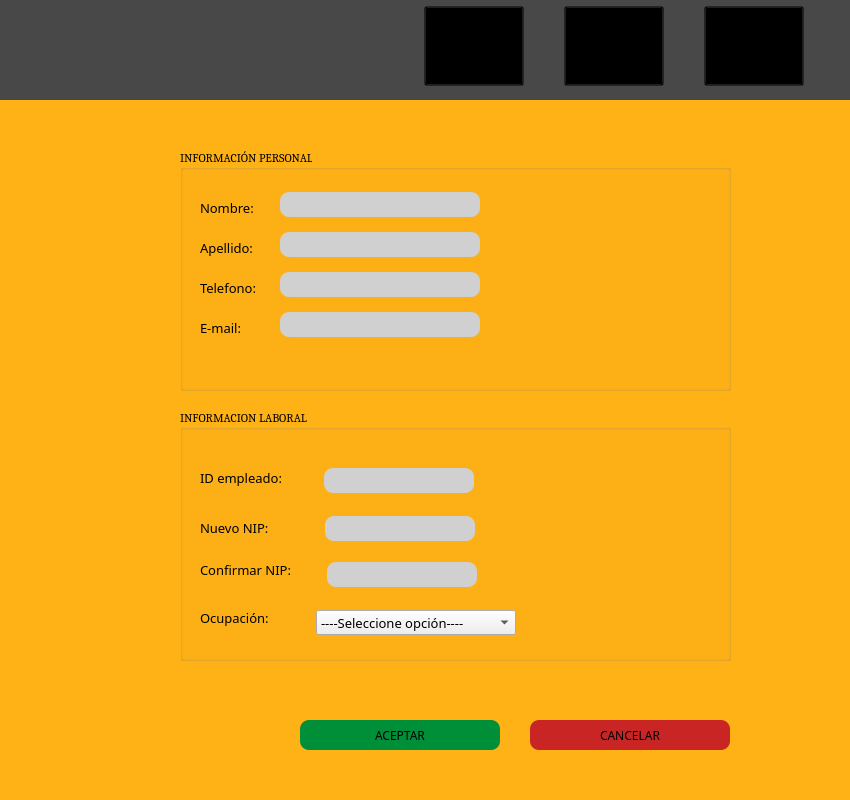
This is gerente_menu.ui in DanielPerMon/proyectoSaboreno as Qt 5 draws it before an edit. The edited form follows.
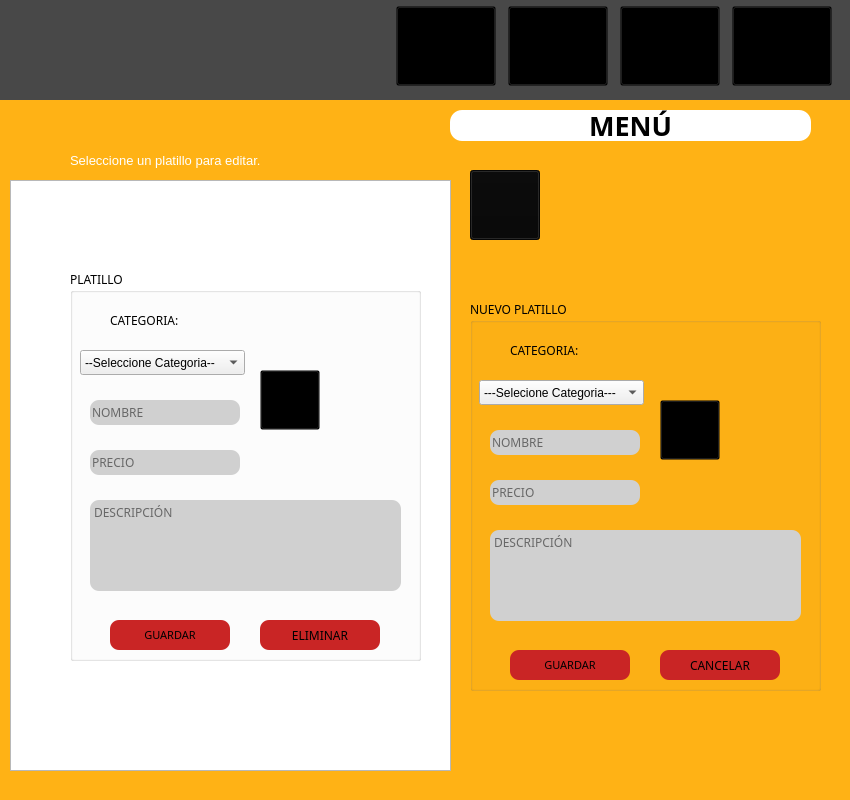
This is the edited form. The open tabs and pages were chosen to show the change. Icons and pictures are not drawn.

Commit message: Interfaces gerente y mesero

What changed in the file:
```diff
--- a/gerente_menu.ui
+++ b/gerente_menu.ui
@@ -26,6 +26,9 @@
      <height>701</height>
     </rect>
    </property>
+   <property name="styleSheet">
+    <string notr="true"/>
+   </property>
    <property name="currentIndex">
     <number>1</number>
    </property>
@@ -37,7 +40,7 @@
     <widget class="QPushButton" name="cancel_pushButton">
      <property name="geometry">
       <rect>
-       <x>530</x>
+       <x>470</x>
        <y>620</y>
        <width>200</width>
        <height>30</height>
@@ -73,7 +76,7 @@
      <property name="geometry">
       <rect>
        <x>180</x>
-       <y>310</y>
+       <y>350</y>
        <width>551</width>
        <height>251</height>
       </rect>
@@ -266,7 +269,7 @@
     <widget class="QPushButton" name="acept_pushButton">
      <property name="geometry">
       <rect>
-       <x>300</x>
+       <x>240</x>
        <y>620</y>
        <width>200</width>
        <height>30</height>
@@ -302,7 +305,7 @@
      <property name="geometry">
       <rect>
        <x>180</x>
-       <y>50</y>
+       <y>90</y>
        <width>551</width>
        <height>241</height>
       </rect>
@@ -944,6 +947,664 @@
       <string>Seleccione un empleado para editar.</string>
      </property>
     </widget>
+    <widget class="QLabel" name="label_21">
+     <property name="geometry">
+      <rect>
+       <x>450</x>
+       <y>20</y>
+       <width>361</width>
+       <height>31</height>
+      </rect>
+     </property>
+     <property name="font">
+      <font>
+       <family>Calisto MT</family>
+       <pointsize>20</pointsize>
+       <weight>75</weight>
+       <bold>true</bold>
+      </font>
+     </property>
+     <property name="styleSheet">
+      <string notr="true">background-color: rgb(255, 255, 255);
+border-radius: 12px;</string>
+     </property>
+     <property name="text">
+      <string>EMPLEADOS</string>
+     </property>
+     <property name="alignment">
+      <set>Qt::AlignCenter</set>
+     </property>
+    </widget>
+   </widget>
+   <widget class="QWidget" name="platillo">
+    <property name="styleSheet">
+     <string notr="true">#platillo{
+	background-color: rgb(255, 178, 21);}</string>
+    </property>
+    <widget class="QTableWidget" name="tableWidget">
+     <property name="geometry">
+      <rect>
+       <x>10</x>
+       <y>80</y>
+       <width>441</width>
+       <height>591</height>
+      </rect>
+     </property>
+    </widget>
+    <widget class="QGroupBox" name="Nuevo_Plato">
+     <property name="geometry">
+      <rect>
+       <x>470</x>
+       <y>200</y>
+       <width>351</width>
+       <height>391</height>
+      </rect>
+     </property>
+     <property name="font">
+      <font>
+       <family>Calisto MT</family>
+      </font>
+     </property>
+     <property name="title">
+      <string>NUEVO PLATILLO</string>
+     </property>
+     <widget class="QLabel" name="foto_label">
+      <property name="geometry">
+       <rect>
+        <x>190</x>
+        <y>10</y>
+        <width>150</width>
+        <height>150</height>
+       </rect>
+      </property>
+      <property name="text">
+       <string/>
+      </property>
+     </widget>
+     <widget class="QPushButton" name="nfoto_pushButton">
+      <property name="geometry">
+       <rect>
+        <x>190</x>
+        <y>100</y>
+        <width>60</width>
+        <height>60</height>
+       </rect>
+      </property>
+      <property name="styleSheet">
+       <string notr="true">background-color: transparent;</string>
+      </property>
+      <property name="text">
+       <string/>
+      </property>
+      <property name="icon">
+       <iconset resource="IMG/imags.qrc">
+        <normaloff>:/iconos/foto.png</normaloff>:/iconos/foto.png</iconset>
+      </property>
+      <property name="iconSize">
+       <size>
+        <width>50</width>
+        <height>50</height>
+       </size>
+      </property>
+     </widget>
+     <widget class="QLineEdit" name="nom_lineEdit">
+      <property name="geometry">
+       <rect>
+        <x>20</x>
+        <y>130</y>
+        <width>150</width>
+        <height>25</height>
+       </rect>
+      </property>
+      <property name="font">
+       <font>
+        <family>Calisto MT</family>
+       </font>
+      </property>
+      <property name="styleSheet">
+       <string notr="true">QLineEdit{
+background-color:rgb(208, 208, 208);
+border:1px;
+border-radius:9px;}</string>
+      </property>
+      <property name="placeholderText">
+       <string>NOMBRE</string>
+      </property>
+     </widget>
+     <widget class="QLineEdit" name="precio_lineEdit">
+      <property name="geometry">
+       <rect>
+        <x>20</x>
+        <y>180</y>
+        <width>150</width>
+        <height>25</height>
+       </rect>
+      </property>
+      <property name="font">
+       <font>
+        <family>Calisto MT</family>
+       </font>
+      </property>
+      <property name="styleSheet">
+       <string notr="true">QLineEdit{
+background-color:rgb(208, 208, 208);
+border:1px;
+border-radius:9px;}</string>
+      </property>
+      <property name="placeholderText">
+       <string>PRECIO</string>
+      </property>
+     </widget>
+     <widget class="QTextEdit" name="desc_textEdit">
+      <property name="geometry">
+       <rect>
+        <x>20</x>
+        <y>230</y>
+        <width>311</width>
+        <height>91</height>
+       </rect>
+      </property>
+      <property name="font">
+       <font>
+        <family>Calisto MT</family>
+       </font>
+      </property>
+      <property name="styleSheet">
+       <string notr="true">QTextEdit{
+background-color:rgb(208, 208, 208);
+border:1px;
+border-radius:9px;}</string>
+      </property>
+      <property name="placeholderText">
+       <string>DESCRIPCIÓN</string>
+      </property>
+     </widget>
+     <widget class="QComboBox" name="categoria_comboBox">
+      <property name="geometry">
+       <rect>
+        <x>9</x>
+        <y>80</y>
+        <width>165</width>
+        <height>25</height>
+       </rect>
+      </property>
+      <item>
+       <property name="text">
+        <string>---Selecione Categoria---</string>
+       </property>
+      </item>
+      <item>
+       <property name="text">
+        <string>Entradas</string>
+       </property>
+      </item>
+      <item>
+       <property name="text">
+        <string>Ensaladas</string>
+       </property>
+      </item>
+      <item>
+       <property name="text">
+        <string>Sopas</string>
+       </property>
+      </item>
+      <item>
+       <property name="text">
+        <string>Especialidades</string>
+       </property>
+      </item>
+      <item>
+       <property name="text">
+        <string>Carnes a las brasas</string>
+       </property>
+      </item>
+      <item>
+       <property name="text">
+        <string>Bebidas</string>
+       </property>
+      </item>
+      <item>
+       <property name="text">
+        <string>Postres</string>
+       </property>
+      </item>
+     </widget>
+     <widget class="QLabel" name="label_19">
+      <property name="geometry">
+       <rect>
+        <x>40</x>
+        <y>40</y>
+        <width>111</width>
+        <height>21</height>
+       </rect>
+      </property>
+      <property name="font">
+       <font>
+        <family>Calisto MT</family>
+        <pointsize>9</pointsize>
+       </font>
+      </property>
+      <property name="text">
+       <string>CATEGORIA:</string>
+      </property>
+     </widget>
+     <widget class="QPushButton" name="nuevoPlato_pushButton">
+      <property name="geometry">
+       <rect>
+        <x>40</x>
+        <y>350</y>
+        <width>120</width>
+        <height>30</height>
+       </rect>
+      </property>
+      <property name="font">
+       <font>
+        <family>Calisto MT</family>
+        <pointsize>8</pointsize>
+       </font>
+      </property>
+      <property name="styleSheet">
+       <string notr="true">QPushButton{
+border-width: 0px;
+border-radius: 9px;
+	background: rgb(201, 37, 37);}
+
+QPushButton:hover{
+	background: rgba(244,67,54,0.7);
+    border-radius: 9px;
+	color: white;
+    selection-color: white;  
+    padding: 2px 4px;
+
+}
+</string>
+      </property>
+      <property name="text">
+       <string>GUARDAR</string>
+      </property>
+     </widget>
+     <widget class="QPushButton" name="cancela_pushButton">
+      <property name="geometry">
+       <rect>
+        <x>190</x>
+        <y>350</y>
+        <width>120</width>
+        <height>30</height>
+       </rect>
+      </property>
+      <property name="font">
+       <font>
+        <family>Calisto MT</family>
+       </font>
+      </property>
+      <property name="styleSheet">
+       <string notr="true">QPushButton{
+border-width: 0px;
+border-radius: 9px;
+	background: rgb(201, 37, 37);}
+
+QPushButton:hover{
+	background: rgba(244,67,54,0.7);
+    border-radius: 9px;
+	color: white;
+    selection-color: white;  
+    padding: 2px 4px;
+
+}
+</string>
+      </property>
+      <property name="text">
+       <string>CANCELAR</string>
+      </property>
+     </widget>
+    </widget>
+    <widget class="QLabel" name="label_18">
+     <property name="geometry">
+      <rect>
+       <x>450</x>
+       <y>10</y>
+       <width>361</width>
+       <height>31</height>
+      </rect>
+     </property>
+     <property name="font">
+      <font>
+       <family>Calisto MT</family>
+       <pointsize>20</pointsize>
+       <weight>75</weight>
+       <bold>true</bold>
+      </font>
+     </property>
+     <property name="styleSheet">
+      <string notr="true">background-color: rgb(255, 255, 255);
+border-radius: 12px;</string>
+     </property>
+     <property name="text">
+      <string>MENÚ</string>
+     </property>
+     <property name="alignment">
+      <set>Qt::AlignCenter</set>
+     </property>
+    </widget>
+    <widget class="QPushButton" name="anadir_pushButton">
+     <property name="geometry">
+      <rect>
+       <x>470</x>
+       <y>70</y>
+       <width>70</width>
+       <height>70</height>
+      </rect>
+     </property>
+     <property name="styleSheet">
+      <string notr="true">background-color: rgb(8, 8, 8);</string>
+     </property>
+     <property name="text">
+      <string/>
+     </property>
+     <property name="icon">
+      <iconset resource="IMG/imags.qrc">
+       <normaloff>:/iconos/anadir.png</normaloff>:/iconos/anadir.png</iconset>
+     </property>
+     <property name="iconSize">
+      <size>
+       <width>100</width>
+       <height>70</height>
+      </size>
+     </property>
+    </widget>
+    <widget class="QGroupBox" name="EditarPlato">
+     <property name="geometry">
+      <rect>
+       <x>70</x>
+       <y>170</y>
+       <width>351</width>
+       <height>391</height>
+      </rect>
+     </property>
+     <property name="font">
+      <font>
+       <family>Calisto MT</family>
+      </font>
+     </property>
+     <property name="title">
+      <string>PLATILLO</string>
+     </property>
+     <widget class="QLabel" name="verfoto_label">
+      <property name="geometry">
+       <rect>
+        <x>190</x>
+        <y>10</y>
+        <width>150</width>
+        <height>150</height>
+       </rect>
+      </property>
+      <property name="text">
+       <string/>
+      </property>
+     </widget>
+     <widget class="QLineEdit" name="editnom_lineEdit_2">
+      <property name="geometry">
+       <rect>
+        <x>20</x>
+        <y>130</y>
+        <width>150</width>
+        <height>25</height>
+       </rect>
+      </property>
+      <property name="font">
+       <font>
+        <family>Calisto MT</family>
+       </font>
+      </property>
+      <property name="styleSheet">
+       <string notr="true">QLineEdit{
+background-color:rgb(208, 208, 208);
+border:1px;
+border-radius:9px;}</string>
+      </property>
+      <property name="placeholderText">
+       <string>NOMBRE</string>
+      </property>
+     </widget>
+     <widget class="QLineEdit" name="editprecio_lineEdit">
+      <property name="geometry">
+       <rect>
+        <x>20</x>
+        <y>180</y>
+        <width>150</width>
+        <height>25</height>
+       </rect>
+      </property>
+      <property name="font">
+       <font>
+        <family>Calisto MT</family>
+       </font>
+      </property>
+      <property name="styleSheet">
+       <string notr="true">QLineEdit{
+background-color:rgb(208, 208, 208);
+border:1px;
+border-radius:9px;}</string>
+      </property>
+      <property name="placeholderText">
+       <string>PRECIO</string>
+      </property>
+     </widget>
+     <widget class="QTextEdit" name="editdesc_textEdit">
+      <property name="geometry">
+       <rect>
+        <x>20</x>
+        <y>230</y>
+        <width>311</width>
+        <height>91</height>
+       </rect>
+      </property>
+      <property name="font">
+       <font>
+        <family>Calisto MT</family>
+       </font>
+      </property>
+      <property name="styleSheet">
+       <string notr="true">QTextEdit{
+background-color:rgb(208, 208, 208);
+border:1px;
+border-radius:9px;}</string>
+      </property>
+      <property name="placeholderText">
+       <string>DESCRIPCIÓN</string>
+      </property>
+     </widget>
+     <widget class="QComboBox" name="editcategoria_comboBox">
+      <property name="geometry">
+       <rect>
+        <x>10</x>
+        <y>80</y>
+        <width>165</width>
+        <height>25</height>
+       </rect>
+      </property>
+      <item>
+       <property name="text">
+        <string>--Seleccione Categoria--</string>
+       </property>
+      </item>
+      <item>
+       <property name="text">
+        <string>Entradas</string>
+       </property>
+      </item>
+      <item>
+       <property name="text">
+        <string>Ensaladas</string>
+       </property>
+      </item>
+      <item>
+       <property name="text">
+        <string>Sopas</string>
+       </property>
+      </item>
+      <item>
+       <property name="text">
+        <string>Especialidades</string>
+       </property>
+      </item>
+      <item>
+       <property name="text">
+        <string>Carnes a las brasas</string>
+       </property>
+      </item>
+      <item>
+       <property name="text">
+        <string>Bebidas</string>
+       </property>
+      </item>
+      <item>
+       <property name="text">
+        <string>Postres</string>
+       </property>
+      </item>
+     </widget>
+     <widget class="QLabel" name="label_20">
+      <property name="geometry">
+       <rect>
+        <x>40</x>
+        <y>40</y>
+        <width>111</width>
+        <height>21</height>
+       </rect>
+      </property>
+      <property name="font">
+       <font>
+        <family>Calisto MT</family>
+        <pointsize>9</pointsize>
+       </font>
+      </property>
+      <property name="text">
+       <string>CATEGORIA:</string>
+      </property>
+     </widget>
+     <widget class="QPushButton" name="editplato_pushButton">
+      <property name="geometry">
+       <rect>
+        <x>40</x>
+        <y>350</y>
+        <width>120</width>
+        <height>30</height>
+       </rect>
+      </property>
+      <property name="font">
+       <font>
+        <family>Calisto MT</family>
+        <pointsize>8</pointsize>
+       </font>
+      </property>
+      <property name="styleSheet">
+       <string notr="true">QPushButton{
+border-width: 0px;
+border-radius: 9px;
+	background: rgb(201, 37, 37);}
+
+QPushButton:hover{
+	background: rgba(244,67,54,0.7);
+    border-radius: 9px;
+	color: white;
+    selection-color: white;  
+    padding: 2px 4px;
+
+}
+</string>
+      </property>
+      <property name="text">
+       <string>GUARDAR</string>
+      </property>
+     </widget>
+     <widget class="QPushButton" name="eliminaPlatopushButton">
+      <property name="geometry">
+       <rect>
+        <x>190</x>
+        <y>350</y>
+        <width>120</width>
+        <height>30</height>
+       </rect>
+      </property>
+      <property name="font">
+       <font>
+        <family>Calisto MT</family>
+       </font>
+      </property>
+      <property name="styleSheet">
+       <string notr="true">QPushButton{
+border-width: 0px;
+border-radius: 9px;
+	background: rgb(201, 37, 37);}
+
+QPushButton:hover{
+	background: rgba(244,67,54,0.7);
+    border-radius: 9px;
+	color: white;
+    selection-color: white;  
+    padding: 2px 4px;
+
+}
+</string>
+      </property>
+      <property name="text">
+       <string>ELIMINAR</string>
+      </property>
+     </widget>
+     <widget class="QPushButton" name="editfoto_pushButton">
+      <property name="geometry">
+       <rect>
+        <x>190</x>
+        <y>100</y>
+        <width>60</width>
+        <height>60</height>
+       </rect>
+      </property>
+      <property name="styleSheet">
+       <string notr="true">background-color: transparent;</string>
+      </property>
+      <property name="text">
+       <string/>
+      </property>
+      <property name="icon">
+       <iconset resource="IMG/imags.qrc">
+        <normaloff>:/iconos/foto.png</normaloff>:/iconos/foto.png</iconset>
+      </property>
+      <property name="iconSize">
+       <size>
+        <width>50</width>
+        <height>50</height>
+       </size>
+      </property>
+     </widget>
+    </widget>
+    <widget class="QLabel" name="label_23">
+     <property name="geometry">
+      <rect>
+       <x>70</x>
+       <y>50</y>
+       <width>271</width>
+       <height>21</height>
+      </rect>
+     </property>
+     <property name="font">
+      <font>
+       <family>MS Shell Dlg 2</family>
+       <pointsize>10</pointsize>
+       <weight>50</weight>
+       <italic>false</italic>
+       <bold>false</bold>
+      </font>
+     </property>
+     <property name="styleSheet">
+      <string notr="true">color: rgb(255, 255, 255);
+font: 10pt &quot;MS Shell Dlg 2&quot;;</string>
+     </property>
+     <property name="text">
+      <string>Seleccione un platillo para editar.</string>
+     </property>
+    </widget>
    </widget>
   </widget>
   <widget class="QWidget" name="menu" native="true">
@@ -1045,6 +1706,44 @@
        </property>
       </widget>
      </item>
+     <item>
+      <widget class="QPushButton" name="menu_pushButton">
+       <property name="sizePolicy">
+        <sizepolicy hsizetype="Fixed" vsizetype="Fixed">
+         <horstretch>0</horstretch>
+         <verstretch>0</verstretch>
+        </sizepolicy>
+       </property>
+       <property name="minimumSize">
+        <size>
+         <width>100</width>
+         <height>80</height>
+        </size>
+       </property>
+       <property name="maximumSize">
+        <size>
+         <width>100</width>
+         <height>80</height>
+        </size>
+       </property>
+       <property name="styleSheet">
+        <string notr="true">background-color: transparent;</string>
+       </property>
+       <property name="text">
+        <string/>
+       </property>
+       <property name="icon">
+        <iconset resource="IMG/imags.qrc">
+         <normaloff>:/iconos/menu.png</normaloff>:/iconos/menu.png</iconset>
+       </property>
+       <property name="iconSize">
+        <size>
+         <width>80</width>
+         <height>70</height>
+        </size>
+       </property>
+      </widget>
+     </item>
      <item>
       <widget class="QPushButton" name="Gsalir_pushButton">
        <property name="sizePolicy">
```
Left out of the diff: 62 changed lines with no effect on the pictures. The commit also changes 18 other files.
